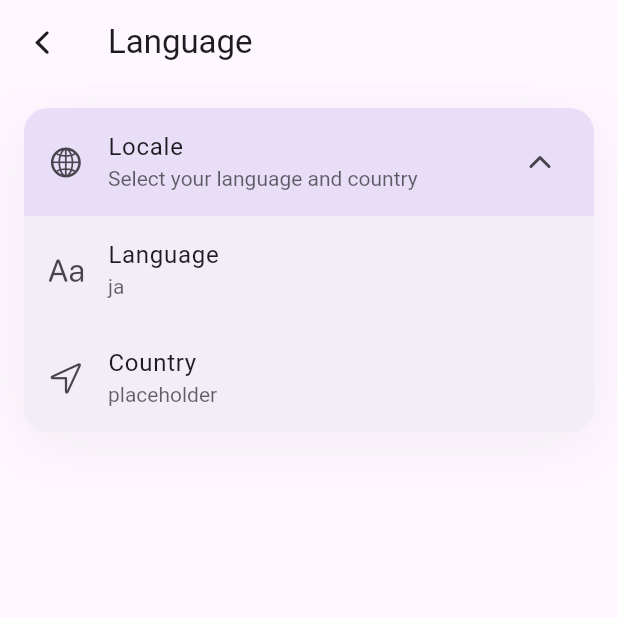
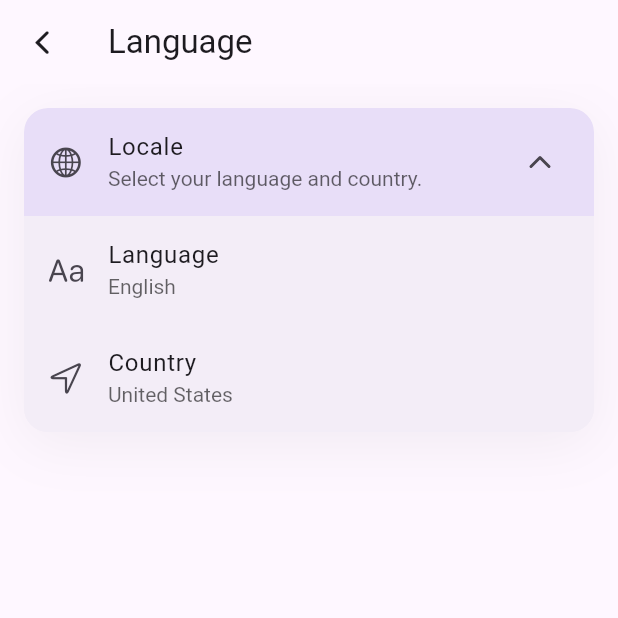
Before and after one commit to 6Rix6/YttriumMusic, a Flutter app: the SettingPage screen opened directly, after a tap on "Language", on a phone screen of 412 x 824 dp, the top half of it. Run offline on Flutter 3.47's test engine with Material 3 defaults, Android fonts, the phone set to English and light mode, and no system bars; drawn by our look-alikes of dynamic_color; our stand-ins replace animated_flip_counter, audio_service, figma_squircle, get, just_audio, loading_animation_widget and 6 more; missing offline and left inert: flutter_inappwebview, innertube_dart, nampack, slang; accounts and stored records are empty; generated files the repository leaves out were written again; statements that could not run were skipped.

Commit message:
add language selector

```diff
--- /dev/null
+++ b/lib/common/enums/locale.dart
@@ -0,0 +1,17 @@
+enum Language {
+  en('English', 'en'),
+  ja('Japanese', 'ja');
+
+  final String name;
+  final String code;
+  const Language(this.name, this.code);
+}
+
+enum Country {
+  us('United States', 'US'),
+  jp('Japan', 'JP');
+
+  final String name;
+  final String code;
+  const Country(this.name, this.code);
+}
--- a/lib/common/widgets/custome_widgets.dart
+++ b/lib/common/widgets/custome_widgets.dart
@@ -6,10 +6,11 @@ class ListTileWithCheckMark extends StatelessWidget {
   final String? title;
   final String subtitle;
   final IconData? icon;
+  final Widget? iconWidget;
+  final double? iconSize;
   final Color? tileColor;
   final Widget? titleWidget;
   final Widget? leading;
-  final double? iconSize;
   final bool dense;
   final bool expanded;
 
@@ -23,6 +24,7 @@ class ListTileWithCheckMark extends StatelessWidget {
     this.tileColor,
     this.titleWidget,
     this.leading,
+    this.iconWidget,
     this.iconSize,
     this.dense = false,
     this.expanded = true,
@@ -67,6 +69,8 @@ class ListTileWithCheckMark extends StatelessWidget {
             children: [
               if (leading != null)
                 leading!
+              else if (iconWidget != null)
+                iconWidget!
               else if (icon != null)
                 Icon(icon, size: iconSize),
               expanded
--- a/lib/main.dart
+++ b/lib/main.dart
@@ -23,7 +23,6 @@ import 'package:yttrium_music/i18n/translations.g.dart';
 
 void main() async {
   WidgetsFlutterBinding.ensureInitialized();
-  LocaleSettings.setLocaleRaw("ja");
 
   // init services and controllers
   final storageService = await Get.putAsync(() => StorageService().init());
@@ -45,8 +44,12 @@ void main() async {
       authController: authController,
       audioPlayerController: audioPlayerController,
       themeController: themeController,
+      settingsController: settingsController,
     ).init(),
   );
+
+  // set locale
+  LocaleSettings.setLocaleRaw(settingsController.language.code);
 
   // request permissions
   await Permission.notification.request();
--- a/lib/pages/setting/details/appearance_detail_page.dart
+++ b/lib/pages/setting/details/appearance_detail_page.dart
@@ -49,7 +49,7 @@ class AppearanceDetailPage extends StatelessWidget {
                     actions: [
                       TextButton(
                         onPressed: () => modal.closeDialog(),
-                        child: const Text('Cancel'),
+                        child: Text(t.general.cancel),
                       ),
                     ],
                     child: Padding(
--- a/lib/pages/setting/details/language_detail_page.dart
+++ b/lib/pages/setting/details/language_detail_page.dart
@@ -1,41 +1,162 @@
 import 'package:flutter/cupertino.dart';
+import 'package:flutter/material.dart';
 import 'package:get/get.dart';
-// import 'package:lucide_icons_flutter/lucide_icons.dart';
 import 'package:yttrium_music/common/controllers/settings_controller.dart';
-// import 'package:yttrium_music/common/widgets/custome_widgets.dart';
-// import 'package:yttrium_music/common/widgets/modal_manager.dart';
+import 'package:yttrium_music/common/widgets/custome_widgets.dart';
+import 'package:yttrium_music/common/widgets/modal_manager.dart';
+import 'package:yttrium_music/common/enums/locale.dart';
 import 'package:yttrium_music/pages/setting/setting_detail_page.dart';
-// import 'package:yttrium_music/common/utils/extensions.dart';
+import 'package:yttrium_music/i18n/translations.g.dart';
 
 class LanguageDetailPage extends StatelessWidget {
   const LanguageDetailPage({super.key});
 
   @override
   Widget build(BuildContext context) {
-    // final modal = ModalManager(context: context);
-    // final theme = Theme.of(context);
+    final modal = ModalManager(context: context);
+    final theme = Theme.of(context);
     final settingsController = Get.find<SettingsController>();
     return Obx(
       () => SettingDetailPage(
-        title: 'Language',
+        title: t.setting.system.language.title,
         items: [
           SettingGroup(
-            title: 'Locale',
-            description: 'Select your language and country',
+            title: t.setting.system.language.locale.title,
+            description: t.setting.system.language.locale.description,
             icon: CupertinoIcons.globe,
             items: [
               SettingGroupItem(
-                title: 'Language',
+                title: t.setting.system.language.locale.language.title,
                 icon: CupertinoIcons.textformat,
-                subtitle: settingsController.language,
-                onTap: () {},
+                subtitle: settingsController.language.name,
+                onTap: () => modal.showPopup(
+                  context,
+                  dialog: CustomBlurryDialog(
+                    titleWidget: Container(
+                      width: double.infinity,
+                      height: 60,
+                      color: theme.colorScheme.secondaryContainer,
+                      child: Center(
+                        child: Text(
+                          t.setting.system.language.locale.language.title,
+                          style: TextStyle(
+                            fontSize: 20,
+                            fontWeight: FontWeight.w500,
+                          ),
+                        ),
+                      ),
+                    ),
+                    actions: [
+                      TextButton(
+                        onPressed: () => modal.closeDialog(),
+                        child: Text(t.general.cancel),
+                      ),
+                    ],
+                    child: Padding(
+                      padding: const EdgeInsets.only(top: 12),
+                      child: Column(
+                        spacing: 4,
+                        children: [
+                          ...Language.values.map(
+                            (e) => Obx(
+                              () => ListTileWithCheckMark(
+                                title: e.name,
+                                iconWidget: Container(
+                                  width: 24,
+                                  height: 24,
+                                  decoration: BoxDecoration(
+                                    shape: BoxShape.circle,
+                                    border: Border.all(
+                                      color: theme.colorScheme.onSurface,
+                                    ),
+                                  ),
+                                  child: Center(
+                                    child: Text(
+                                      e.name[0],
+                                      style: TextStyle(fontSize: 16),
+                                    ),
+                                  ),
+                                ),
+                                active: settingsController.language == e,
+                                onTap: () {
+                                  settingsController.language = e;
+                                  modal.closeDialog();
+                                },
+                              ),
+                            ),
+                          ),
+                        ],
+                      ),
+                    ),
+                  ),
+                ),
               ),
               SettingGroupItem(
-                title: 'Country',
+                title: t.setting.system.language.locale.country.title,
                 icon: CupertinoIcons.location,
-                subtitle: "placeholder",
+                subtitle: settingsController.country.name,
                 roundBottom: true,
-                onTap: () {},
+                onTap: () => modal.showPopup(
+                  context,
+                  dialog: CustomBlurryDialog(
+                    titleWidget: Container(
+                      width: double.infinity,
+                      height: 60,
+                      color: theme.colorScheme.secondaryContainer,
+                      child: Center(
+                        child: Text(
+                          t.setting.system.language.locale.country.title,
+                          style: TextStyle(
+                            fontSize: 20,
+                            fontWeight: FontWeight.w500,
+                          ),
+                        ),
+                      ),
+                    ),
+                    actions: [
+                      TextButton(
+                        onPressed: () => modal.closeDialog(),
+                        child: Text(t.general.cancel),
+                      ),
+                    ],
+                    child: Padding(
+                      padding: const EdgeInsets.only(top: 12),
+                      child: Column(
+                        spacing: 4,
+                        children: [
+                          ...Country.values.map(
+                            (e) => Obx(
+                              () => ListTileWithCheckMark(
+                                title: e.name,
+                                iconWidget: Container(
+                                  width: 24,
+                                  height: 24,
+                                  decoration: BoxDecoration(
+                                    shape: BoxShape.circle,
+                                    border: Border.all(
+                                      color: theme.colorScheme.onSurface,
+                                    ),
+                                  ),
+                                  child: Center(
+                                    child: Text(
+                                      e.name[0],
+                                      style: TextStyle(fontSize: 16),
+                                    ),
+                                  ),
+                                ),
+                                active: settingsController.country == e,
+                                onTap: () {
+                                  settingsController.country = e;
+                                  modal.closeDialog();
+                                },
+                              ),
+                            ),
+                          ),
+                        ],
+                      ),
+                    ),
+                  ),
+                ),
               ),
             ],
           ),
--- a/lib/pages/setting/setting_page.dart
+++ b/lib/pages/setting/setting_page.dart
@@ -74,11 +74,11 @@ class SettingPage extends StatelessWidget {
             ),
 
             _SettingPageSection(
-              title: 'System',
+              title: t.setting.system.title,
               child: _buildMenuSection(surfaceColor, [
                 _MenuItem(
                   CupertinoIcons.textformat,
-                  'Language',
+                  t.setting.system.language.title,
                   onTap: () => Get.to(() => LanguageDetailPage()),
                 ),
                 _MenuItem(CupertinoIcons.floppy_disk, 'Storage'),
```
Also changed, not shown: assets/i18n/en.i18n.yaml (+11 -0 lines), assets/i18n/ja.i18n.yaml (+11 -0 lines), lib/common/controllers/settings_controller.dart (+29 -8 lines), lib/common/services/youtube_service.dart (+7 -1 lines), lib/i18n/translations.g.dart, lib/i18n/translations_en.g.dart, lib/i18n/translations_ja.g.dart.
